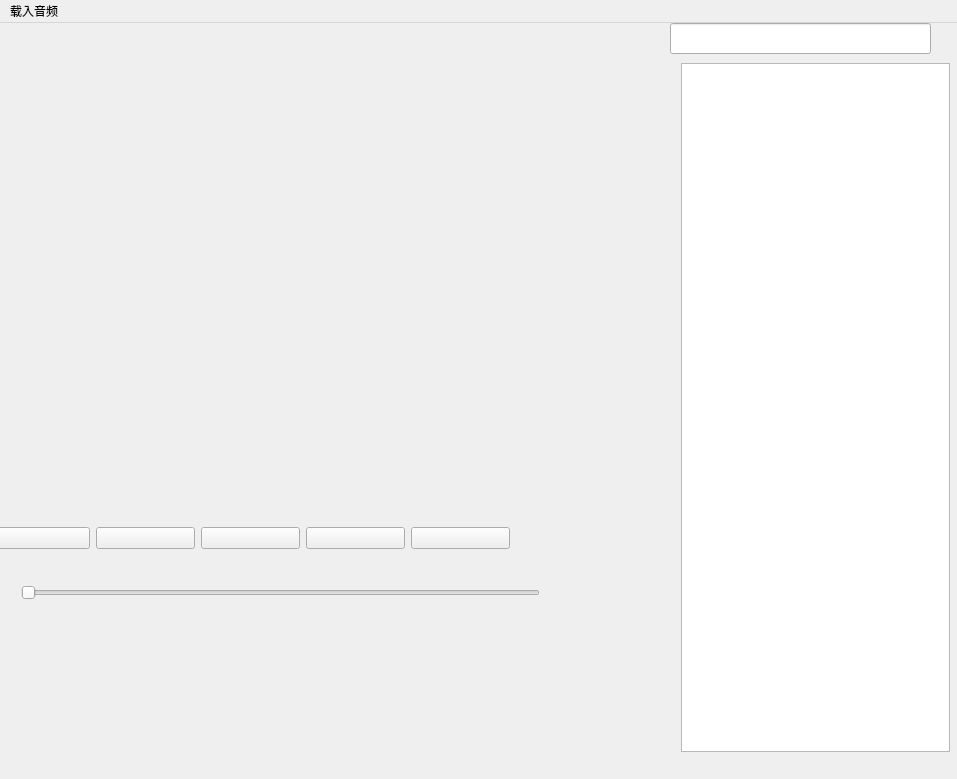
Before: the Qt Designer form MusicPlayer.ui in JUNJIANG66/AudioSounder64, drawn with Qt 5.
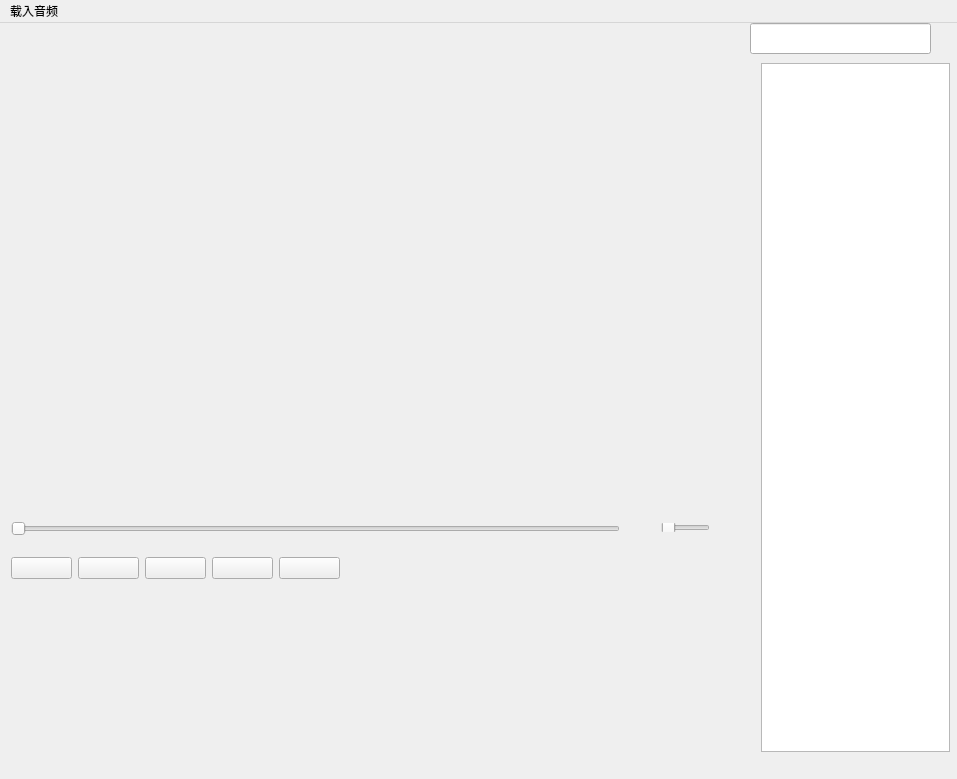
After: the same form once the commit is applied.

Commit message: 调整UI

```diff
--- a/MusicPlayer.ui
+++ b/MusicPlayer.ui
@@ -17,9 +17,9 @@
    <widget class="QWidget" name="horizontalLayoutWidget">
     <property name="geometry">
      <rect>
-      <x>-20</x>
-      <y>480</y>
-      <width>541</width>
+      <x>0</x>
+      <y>510</y>
+      <width>351</width>
       <height>71</height>
      </rect>
     </property>
@@ -64,10 +64,10 @@
    <widget class="QWidget" name="horizontalLayoutWidget_2">
     <property name="geometry">
      <rect>
-      <x>10</x>
-      <y>530</y>
-      <width>541</width>
-      <height>80</height>
+      <x>0</x>
+      <y>480</y>
+      <width>631</width>
+      <height>51</height>
      </rect>
     </property>
     <layout class="QHBoxLayout" name="horizontalLayout_2">
@@ -83,9 +83,9 @@
    <widget class="QLineEdit" name="musicFind">
     <property name="geometry">
      <rect>
-      <x>670</x>
+      <x>750</x>
       <y>0</y>
-      <width>261</width>
+      <width>181</width>
       <height>31</height>
      </rect>
     </property>
@@ -93,9 +93,9 @@
    <widget class="QWidget" name="verticalLayoutWidget">
     <property name="geometry">
      <rect>
-      <x>670</x>
+      <x>750</x>
       <y>29</y>
-      <width>291</width>
+      <width>211</width>
       <height>711</height>
      </rect>
     </property>
@@ -108,8 +108,8 @@
    <widget class="QWidget" name="horizontalLayoutWidget_3">
     <property name="geometry">
      <rect>
-      <x>560</x>
-      <y>550</y>
+      <x>360</x>
+      <y>530</y>
       <width>101</width>
       <height>31</height>
      </rect>
@@ -131,6 +131,25 @@
      </item>
     </layout>
    </widget>
+   <widget class="QWidget" name="horizontalLayoutWidget_4">
+    <property name="geometry">
+     <rect>
+      <x>650</x>
+      <y>489</y>
+      <width>71</width>
+      <height>31</height>
+     </rect>
+    </property>
+    <layout class="QHBoxLayout" name="horizontalLayout_4">
+     <item>
+      <widget class="QSlider" name="volumeSlider">
+       <property name="orientation">
+        <enum>Qt::Orientation::Horizontal</enum>
+       </property>
+      </widget>
+     </item>
+    </layout>
+   </widget>
   </widget>
   <widget class="QMenuBar" name="menuBar">
    <property name="geometry">
```
